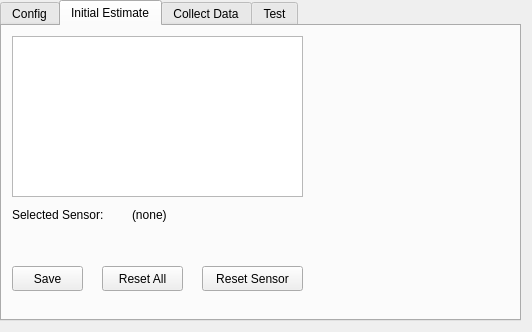
lardemua/atom_rviz_plugin, file atom_rviz_plugin/src/ui/calibration_panel.ui: the form before one commit.
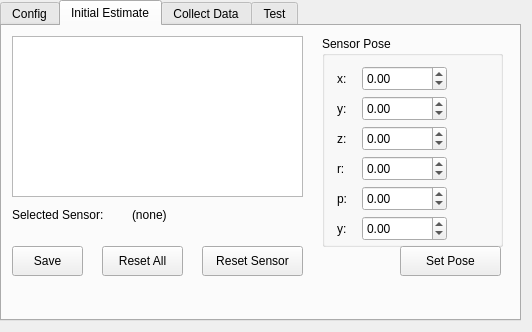
The form after the commit. The open tabs and pages were chosen to show the change.

Commit message: Just some updates on the project.

Patch:
```diff
--- a/atom_rviz_plugin/src/ui/calibration_panel.ui
+++ b/atom_rviz_plugin/src/ui/calibration_panel.ui
@@ -1108,9 +1108,9 @@
      <property name="geometry">
       <rect>
        <x>10</x>
-       <y>240</y>
+       <y>220</y>
        <width>71</width>
-       <height>25</height>
+       <height>30</height>
       </rect>
      </property>
      <property name="text">
@@ -1121,9 +1121,9 @@
      <property name="geometry">
       <rect>
        <x>100</x>
-       <y>240</y>
+       <y>220</y>
        <width>81</width>
-       <height>25</height>
+       <height>30</height>
       </rect>
      </property>
      <property name="text">
@@ -1147,9 +1147,9 @@
      <property name="geometry">
       <rect>
        <x>200</x>
-       <y>240</y>
+       <y>220</y>
        <width>101</width>
-       <height>25</height>
+       <height>30</height>
       </rect>
      </property>
      <property name="text">
@@ -1185,6 +1185,224 @@
       <string>(none)</string>
      </property>
     </widget>
+    <widget class="QGroupBox" name="initeEstimateGroupBox">
+     <property name="geometry">
+      <rect>
+       <x>320</x>
+       <y>10</y>
+       <width>181</width>
+       <height>211</height>
+      </rect>
+     </property>
+     <property name="title">
+      <string>Sensor Pose</string>
+     </property>
+     <widget class="QLabel" name="initEstimatePoseXLabel">
+      <property name="geometry">
+       <rect>
+        <x>15</x>
+        <y>35</y>
+        <width>20</width>
+        <height>15</height>
+       </rect>
+      </property>
+      <property name="text">
+       <string>x:</string>
+      </property>
+     </widget>
+     <widget class="QLabel" name="initEstimatePoseYLabel">
+      <property name="geometry">
+       <rect>
+        <x>15</x>
+        <y>65</y>
+        <width>20</width>
+        <height>15</height>
+       </rect>
+      </property>
+      <property name="text">
+       <string>y:</string>
+      </property>
+     </widget>
+     <widget class="QLabel" name="initEstimatePoseZLabel">
+      <property name="geometry">
+       <rect>
+        <x>15</x>
+        <y>95</y>
+        <width>20</width>
+        <height>15</height>
+       </rect>
+      </property>
+      <property name="text">
+       <string>z:</string>
+      </property>
+     </widget>
+     <widget class="QLabel" name="initEstimatePoseRollLabel">
+      <property name="geometry">
+       <rect>
+        <x>15</x>
+        <y>125</y>
+        <width>20</width>
+        <height>15</height>
+       </rect>
+      </property>
+      <property name="text">
+       <string>r:</string>
+      </property>
+     </widget>
+     <widget class="QLabel" name="initEstimatePosePitchLabel">
+      <property name="geometry">
+       <rect>
+        <x>15</x>
+        <y>155</y>
+        <width>20</width>
+        <height>15</height>
+       </rect>
+      </property>
+      <property name="text">
+       <string>p:</string>
+      </property>
+     </widget>
+     <widget class="QLabel" name="initEstimatePoseYawLabel">
+      <property name="geometry">
+       <rect>
+        <x>15</x>
+        <y>185</y>
+        <width>20</width>
+        <height>15</height>
+       </rect>
+      </property>
+      <property name="text">
+       <string>y:</string>
+      </property>
+     </widget>
+     <widget class="QDoubleSpinBox" name="initEstimatePoseXDoubleSpinBox">
+      <property name="geometry">
+       <rect>
+        <x>40</x>
+        <y>30</y>
+        <width>85</width>
+        <height>25</height>
+       </rect>
+      </property>
+      <property name="minimum">
+       <double>-1000.000000000000000</double>
+      </property>
+      <property name="maximum">
+       <double>1000.000000000000000</double>
+      </property>
+      <property name="singleStep">
+       <double>0.050000000000000</double>
+      </property>
+     </widget>
+     <widget class="QDoubleSpinBox" name="initEstimatePoseYDoubleSpinBox">
+      <property name="geometry">
+       <rect>
+        <x>40</x>
+        <y>60</y>
+        <width>85</width>
+        <height>25</height>
+       </rect>
+      </property>
+      <property name="minimum">
+       <double>-1000.000000000000000</double>
+      </property>
+      <property name="maximum">
+       <double>1000.000000000000000</double>
+      </property>
+      <property name="singleStep">
+       <double>0.050000000000000</double>
+      </property>
+     </widget>
+     <widget class="QDoubleSpinBox" name="initEstimatePoseZDoubleSpinBox">
+      <property name="geometry">
+       <rect>
+        <x>40</x>
+        <y>90</y>
+        <width>85</width>
+        <height>25</height>
+       </rect>
+      </property>
+      <property name="minimum">
+       <double>-1000.000000000000000</double>
+      </property>
+      <property name="maximum">
+       <double>1000.000000000000000</double>
+      </property>
+      <property name="singleStep">
+       <double>0.050000000000000</double>
+      </property>
+     </widget>
+     <widget class="QDoubleSpinBox" name="initEstimatePoseRollDoubleSpinBox">
+      <property name="geometry">
+       <rect>
+        <x>40</x>
+        <y>120</y>
+        <width>85</width>
+        <height>25</height>
+       </rect>
+      </property>
+      <property name="minimum">
+       <double>-1000.000000000000000</double>
+      </property>
+      <property name="maximum">
+       <double>1000.000000000000000</double>
+      </property>
+      <property name="singleStep">
+       <double>0.050000000000000</double>
+      </property>
+     </widget>
+     <widget class="QDoubleSpinBox" name="initEstimatePosePitchDoubleSpinBox">
+      <property name="geometry">
+       <rect>
+        <x>40</x>
+        <y>150</y>
+        <width>85</width>
+        <height>25</height>
+       </rect>
+      </property>
+      <property name="minimum">
+       <double>-1000.000000000000000</double>
+      </property>
+      <property name="maximum">
+       <double>1000.000000000000000</double>
+      </property>
+      <property name="singleStep">
+       <double>0.050000000000000</double>
+      </property>
+     </widget>
+     <widget class="QDoubleSpinBox" name="initEstimatePoseYawDoubleSpinBox">
+      <property name="geometry">
+       <rect>
+        <x>40</x>
+        <y>180</y>
+        <width>85</width>
+        <height>25</height>
+       </rect>
+      </property>
+      <property name="minimum">
+       <double>-1000.000000000000000</double>
+      </property>
+      <property name="maximum">
+       <double>1000.000000000000000</double>
+      </property>
+      <property name="singleStep">
+       <double>0.050000000000000</double>
+      </property>
+     </widget>
+    </widget>
+    <widget class="QPushButton" name="initEstimateSensorPoseButton">
+     <property name="geometry">
+      <rect>
+       <x>398</x>
+       <y>220</y>
+       <width>101</width>
+       <height>30</height>
+      </rect>
+     </property>
+     <property name="text">
+      <string>Set Pose</string>
+     </property>
+    </widget>
    </widget>
    <widget class="QWidget" name="dataCollectTab">
     <attribute name="title">
```
Left out of the diff: 4 changed lines with no effect on the pictures.
